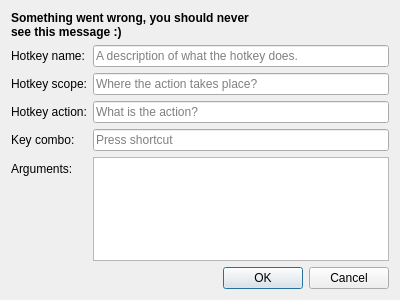
First picture: the form in src/widgets/dialogs/EditHotkeyDialog.ui, repository Chatterino/chatterino2, before the edit.
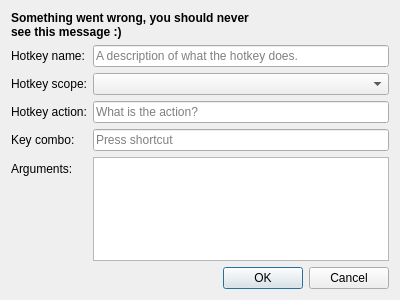
Second picture: the form after the edit.

Commit message:
Add dropdown for scopes, add no-modifier validation
    - move things around

What changed in the file:
```diff
--- a/src/widgets/dialogs/EditHotkeyDialog.ui
+++ b/src/widgets/dialogs/EditHotkeyDialog.ui
@@ -65,9 +65,6 @@
        <property name="text">
         <string>Hotkey scope:</string>
        </property>
-       <property name="buddy">
-        <cstring>scopeEdit</cstring>
-       </property>
       </widget>
      </item>
      <item row="2" column="0">
@@ -90,19 +87,6 @@
        </property>
       </widget>
      </item>
-     <item row="1" column="1">
-      <widget class="QLineEdit" name="scopeEdit">
-       <property name="text">
-        <string/>
-       </property>
-       <property name="readOnly">
-        <bool>false</bool>
-       </property>
-       <property name="placeholderText">
-        <string>Where the action takes place?</string>
-       </property>
-      </widget>
-     </item>
      <item row="3" column="0">
       <widget class="QLabel" name="keyComboLabel">
        <property name="text">
@@ -113,7 +97,10 @@
        </property>
       </widget>
      </item>
-     <item row="5" column="1">
+     <item row="3" column="1">
+      <widget class="QKeySequenceEdit" name="keyComboEdit"/>
+     </item>
+     <item row="4" column="1">
       <widget class="QPlainTextEdit" name="argumentsEdit">
        <property name="plainText">
         <string/>
@@ -123,7 +110,7 @@
        </property>
       </widget>
      </item>
-     <item row="5" column="0">
+     <item row="4" column="0">
       <widget class="QLabel" name="label">
        <property name="text">
         <string>Arguments:</string>
@@ -133,8 +120,8 @@
        </property>
       </widget>
      </item>
-     <item row="3" column="1">
-      <widget class="QKeySequenceEdit" name="keyComboEdit"/>
+     <item row="1" column="1">
+      <widget class="QComboBox" name="scopePicker"/>
      </item>
     </layout>
    </item>
```
Left out of the diff: 2 changed lines with no effect on the pictures. The commit also changes 5 other files.
